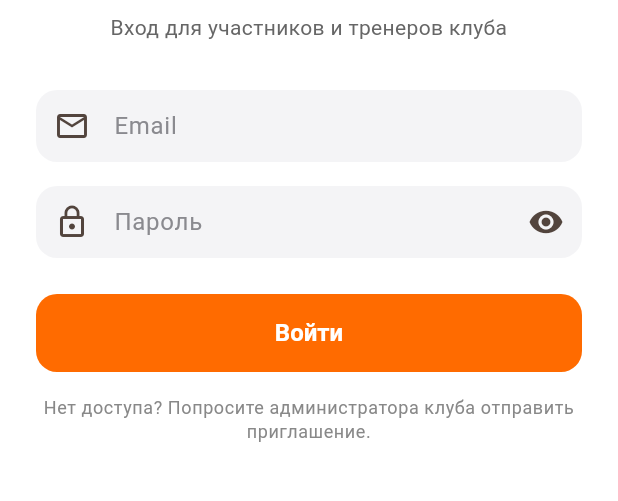
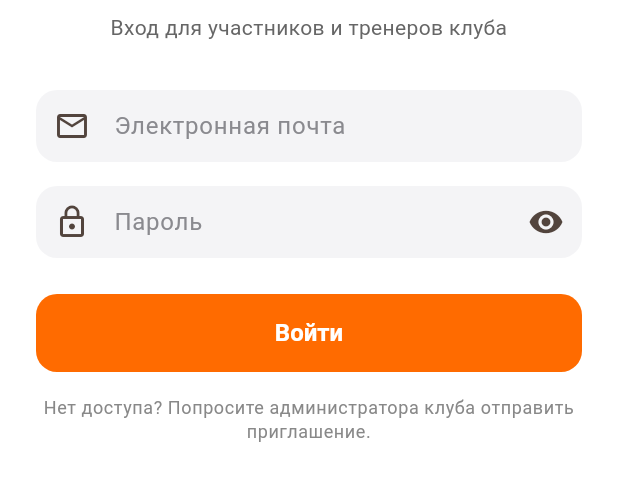
Before and after one commit to soferty2020/Oktagon, a Flutter app: the screen it shows after launch, on a phone screen of 412 x 824 dp, the part 444-945 px from its top. Run offline on Flutter 3.47's test engine with Material 3 defaults, Android fonts, the phone set to English and light mode, and no system bars; our stand-ins replace flutter_secure_storage.

Commit message:
fix(mobile): подпись поля входа на русском
Единственное оставшееся английское слово в приложении: `labelText: 'Email'` на
экране входа. Теперь «Электронная почта».

APK пересобран: octagon-0.1.0-rc.1-ru.apk (49.4 МБ) с адресом
https://api.octagon-karate.online/api/v1.

Сборка в этом окружении потребовала ANDROID_PREFS_ROOT: Android Gradle Plugin
ищет `~/.android`, а запись в профиль здесь ограничена. На обычной машине или в
CI переменная не нужна.

```diff
--- a/apps/mobile/lib/features/auth/login_screen.dart
+++ b/apps/mobile/lib/features/auth/login_screen.dart
@@ -90,7 +90,7 @@ class _LoginScreenState extends State<LoginScreen> {
                           textInputAction: TextInputAction.next,
                           enabled: !busy,
                           decoration: const InputDecoration(
-                            labelText: 'Email',
+                            labelText: 'Электронная почта',
                             prefixIcon: Icon(Icons.mail_outline),
                           ),
                           validator: (value) {
```
